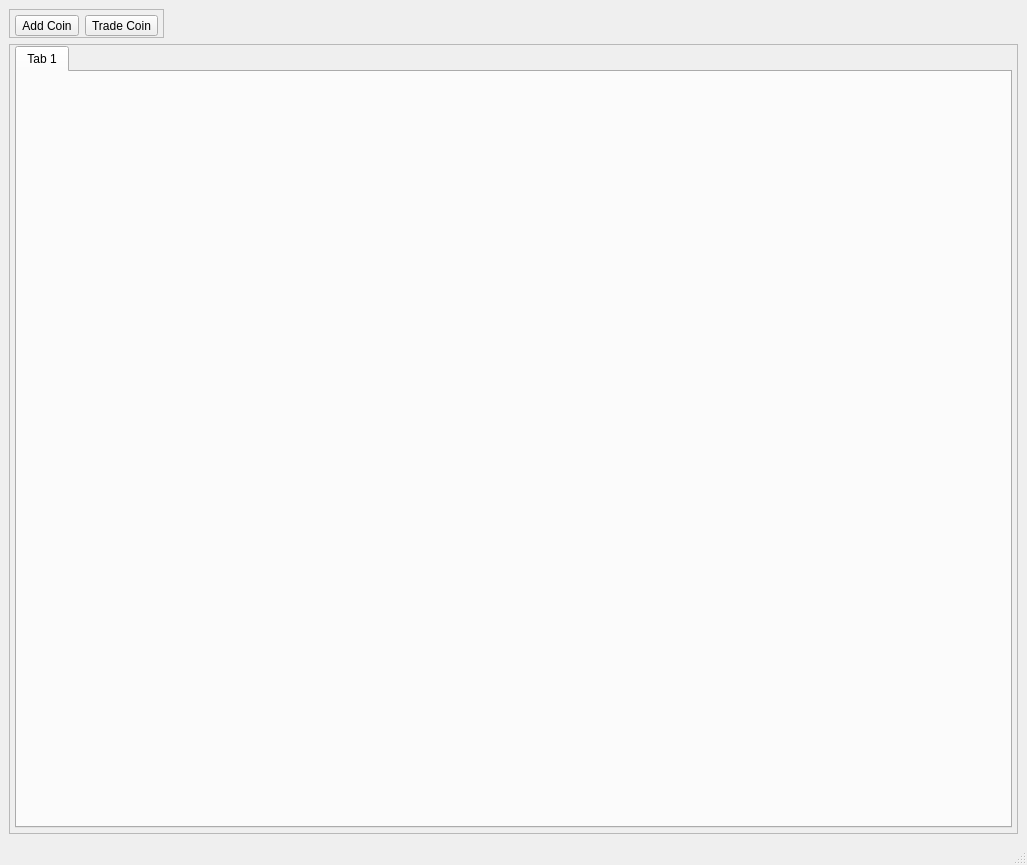
Before: the Qt Designer form mainwindowqt.ui in pywizard/wavetrend, drawn with Qt 5.
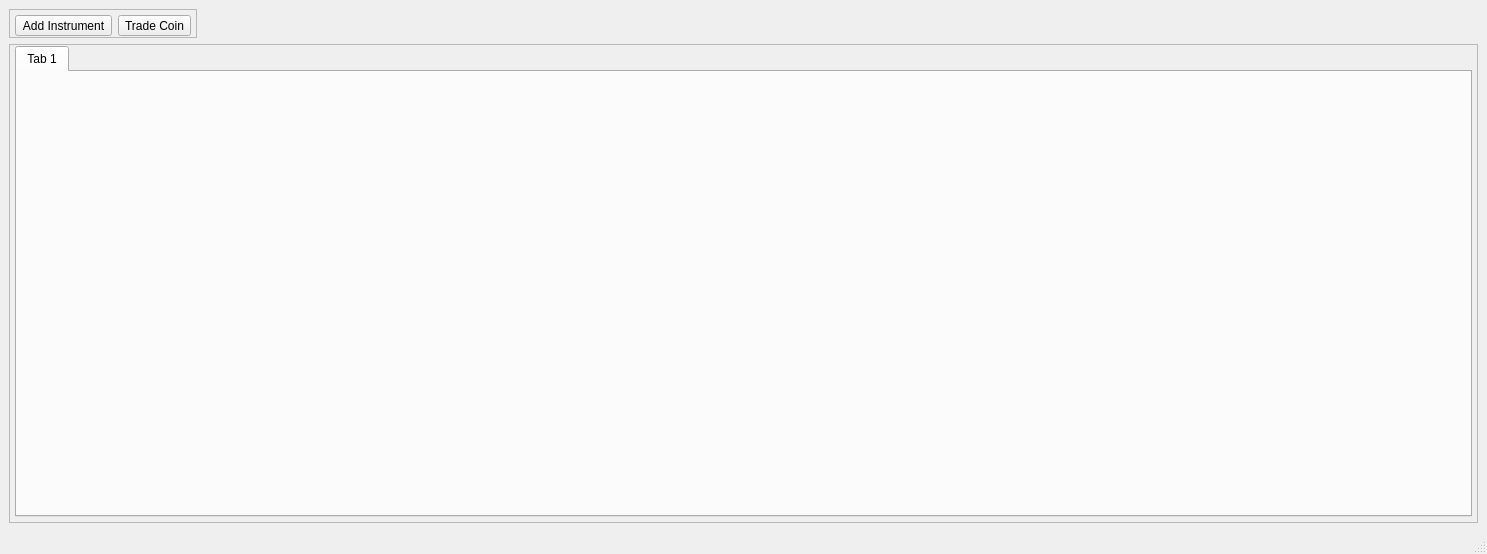
After: the same form once the commit is applied. Icons and pictures are not drawn.

Commit message: change top label and set default window size

What changed in the file:
```diff
--- a/mainwindowqt.ui
+++ b/mainwindowqt.ui
@@ -6,8 +6,8 @@
    <rect>
     <x>0</x>
     <y>0</y>
-    <width>1027</width>
-    <height>865</height>
+    <width>1487</width>
+    <height>554</height>
    </rect>
   </property>
   <property name="sizePolicy">
@@ -76,7 +76,7 @@
           </sizepolicy>
          </property>
          <property name="text">
-          <string>Add Coin</string>
+          <string>Add Instrument</string>
          </property>
          <property name="toolButtonStyle">
           <enum>Qt::ToolButtonIconOnly</enum>
```
